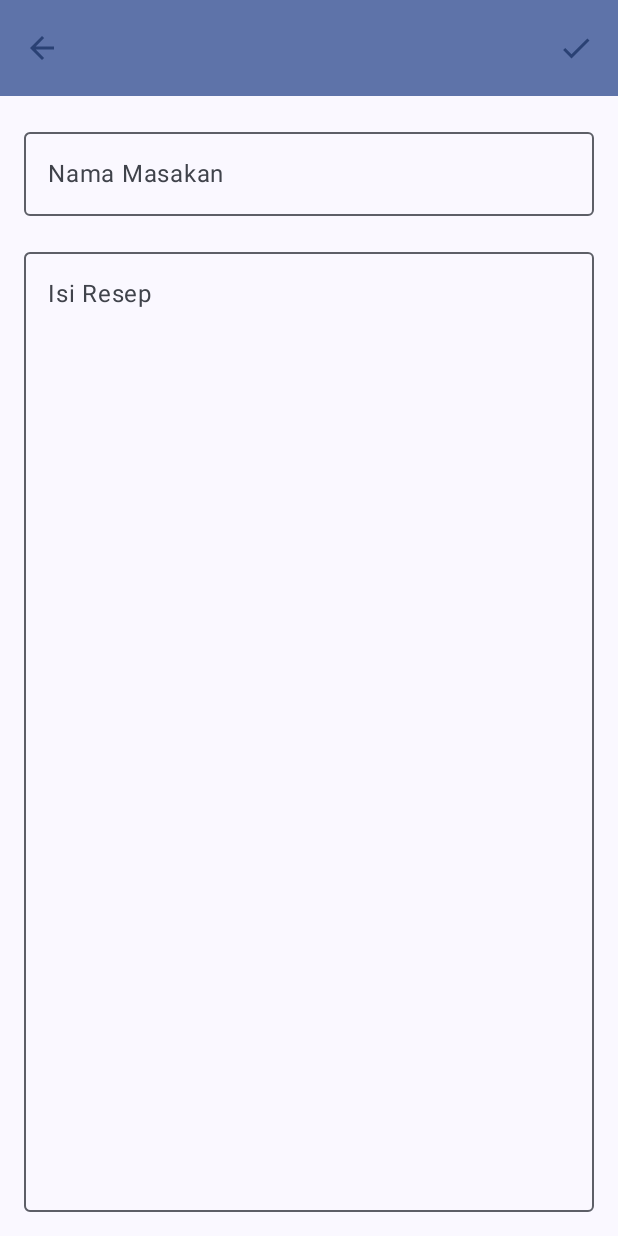
After one commit to Ghinayolanda/Assesment2Mobpro-607062330096-GhinaAniqah, an Android app built with Jetpack Compose: the DetailScreen screen opened through its navigation route, on a phone screen of 412 x 824 dp. The commit adds this screen. Run offline under Robolectric (Android 15) with nearby library versions, the phone set to English and light mode, and no system bars; our stand-ins replace Room's generated code.

Commit message:
Membuat dialog konfirmasi hapus

```diff
--- /dev/null
+++ b/app/src/main/java/com/ghina0096/assessment2_mobpro/database/ResepDao.kt
@@ -0,0 +1,28 @@
+package com.ghina0096.assessment2_mobpro.database
+
+
+import androidx.room.Dao
+import androidx.room.Insert
+import androidx.room.Query
+import androidx.room.Update
+import com.ghina0096.assessment2_mobpro.model.Resep
+import kotlinx.coroutines.flow.Flow
+
+@Dao
+interface ResepDao {
+
+    @Insert
+    suspend fun insert(resep: Resep)
+
+    @Update
+    suspend fun update(resep: Resep)
+
+    @Query("SELECT * FROM resep ORDER BY tanggal DESC")
+    fun getResep(): Flow<List<Resep>>
+
+    @Query("SELECT * FROM resep WHERE id = :id")
+    suspend fun getResepById(id: Long): Resep?
+
+    @Query("DELETE FROM resep WHERE id = :id")
+    suspend fun deleteById(id: Long)
+}
--- /dev/null
+++ b/app/src/main/java/com/ghina0096/assessment2_mobpro/database/ResepDb.kt
@@ -0,0 +1,35 @@
+package com.ghina0096.assessment2_mobpro.database
+
+import android.content.Context
+import androidx.room.Database
+import androidx.room.Room
+import androidx.room.RoomDatabase
+import com.ghina0096.assessment2_mobpro.model.Resep
+
+
+@Database(entities = [Resep::class], version = 1, exportSchema = false)
+abstract class ResepDb : RoomDatabase() {
+
+    abstract val dao: ResepDao
+
+    companion object {
+        @Volatile
+        private var INSTANCE: ResepDb? = null
+
+        fun getInstance(context: Context): ResepDb {
+            synchronized(this) {
+                var instance = INSTANCE
+
+                if (instance == null) {
+                    instance = Room.databaseBuilder(
+                        context.applicationContext,
+                        ResepDb::class.java,
+                        "resep.db"
+                    ).build()
+                    INSTANCE = instance
+                }
+                return instance
+            }
+        }
+    }
+}
--- /dev/null
+++ b/app/src/main/java/com/ghina0096/assessment2_mobpro/navigation/NavGraph.kt
@@ -0,0 +1,37 @@
+package com.ghina0096.assessment2_mobpro.navigation
+
+import com.ghina0096.assessment2_mobpro.ui.theme.screen.DetailScreen
+import com.ghina0096.assessment2_mobpro.ui.theme.screen.KEY_ID_RESEP
+import androidx.compose.runtime.Composable
+import androidx.navigation.NavHostController
+import androidx.navigation.NavType
+import androidx.navigation.compose.NavHost
+import androidx.navigation.compose.composable
+import androidx.navigation.compose.rememberNavController
+import androidx.navigation.navArgument
+import com.ghina0096.assessment2_mobpro.ui.theme.screen.MainScreen
+
+@Composable
+fun SetupNavGraph(navController: NavHostController = rememberNavController()) {
+    NavHost(
+        navController = navController,
+        startDestination = Screen.Home.route
+    ) {
+        composable(route = Screen.Home.route) {
+            MainScreen(navController)
+        }
+        composable(route = Screen.FormBaru.route ) {
+            DetailScreen(navController)
+        }
+        composable(
+            route = Screen.FormUbah.route,
+            arguments = listOf(
+                navArgument(KEY_ID_RESEP) { type = NavType.LongType }
+            )
+        ) { navBackStackEntry ->
+            val id = navBackStackEntry.arguments?.getLong(KEY_ID_RESEP)
+            DetailScreen(navController, id)
+
+        }
+    }
+}
--- /dev/null
+++ b/app/src/main/java/com/ghina0096/assessment2_mobpro/ui/theme/screen/DetailScreen.kt
@@ -0,0 +1,209 @@
+package com.ghina0096.assessment2_mobpro.ui.theme.screen
+
+
+import android.content.res.Configuration
+import android.widget.Toast
+import androidx.compose.foundation.layout.Arrangement
+import androidx.compose.foundation.layout.Column
+import androidx.compose.foundation.layout.fillMaxSize
+import androidx.compose.foundation.layout.fillMaxWidth
+import androidx.compose.foundation.layout.padding
+import androidx.compose.foundation.text.KeyboardOptions
+import androidx.compose.material.icons.Icons
+import androidx.compose.material.icons.filled.ArrowBack
+import androidx.compose.material.icons.filled.MoreVert
+import androidx.compose.material.icons.outlined.Check
+import androidx.compose.material3.DropdownMenu
+import androidx.compose.material3.DropdownMenuItem
+import androidx.compose.material3.ExperimentalMaterial3Api
+import androidx.compose.material3.Icon
+import androidx.compose.material3.IconButton
+import androidx.compose.material3.MaterialTheme
+import androidx.compose.material3.OutlinedTextField
+import androidx.compose.material3.Scaffold
+import androidx.compose.material3.Text
+import androidx.compose.material3.TopAppBar
+import androidx.compose.material3.TopAppBarDefaults
+import androidx.compose.runtime.Composable
+import androidx.compose.runtime.LaunchedEffect
+import androidx.compose.runtime.getValue
+import androidx.compose.runtime.mutableStateOf
+import androidx.compose.runtime.remember
+import androidx.compose.runtime.setValue
+import androidx.compose.ui.Modifier
+import androidx.compose.ui.platform.LocalContext
+import androidx.compose.ui.res.stringResource
+import androidx.compose.ui.text.input.ImeAction
+import androidx.compose.ui.text.input.KeyboardCapitalization
+import androidx.compose.ui.tooling.preview.Preview
+import androidx.compose.ui.unit.dp
+import androidx.lifecycle.viewmodel.compose.viewModel
+import androidx.navigation.NavHostController
+import androidx.navigation.compose.rememberNavController
+import com.ghina0096.assessment2_mobpro.R
+import com.ghina0096.assessment2_mobpro.ui.theme.Assessment2_mobproTheme
+import com.ghina0096.assessment2_mobpro.util.ViewModelFactory
+
+const val KEY_ID_RESEP = "idResep"
+
+@OptIn(ExperimentalMaterial3Api::class)
+@Composable
+fun DetailScreen(navController: NavHostController, id: Long? = null){
+    val context = LocalContext.current
+    val factory = ViewModelFactory(context)
+    val viewModel: DetailViewModel = viewModel(factory = factory)
+
+
+
+    var namaMasakan by remember { mutableStateOf("") }
+    var isiResep by remember { mutableStateOf("") }
+    var showDialog by remember { mutableStateOf(false) }
+
+    LaunchedEffect(Unit) {
+        if (id == null) return@LaunchedEffect
+        val data = viewModel.getResep(id) ?: return@LaunchedEffect
+        namaMasakan = data.namaMasakan
+        isiResep = data.resep
+    }
+
+
+    Scaffold (
+        topBar = {
+            TopAppBar(
+                navigationIcon = {
+                    IconButton(onClick = {navController.popBackStack() }) {
+                        Icon(
+                            imageVector = Icons.Filled.ArrowBack,
+                            contentDescription = stringResource(R.string.kembali),
+                            tint = MaterialTheme.colorScheme.primary
+                        )
+                    }
+                },
+                title = {
+                    if (id == null)
+                        stringResource(id = R.string.tambah_resep)
+                    else
+                        stringResource(id = R.string.edit_resep)
+
+                },
+                colors = TopAppBarDefaults.mediumTopAppBarColors(
+                    containerColor = MaterialTheme.colorScheme.primaryContainer,
+                    titleContentColor = MaterialTheme.colorScheme.primary,
+                ),
+                actions = {
+                    IconButton(onClick = {
+                        if (namaMasakan == "" || isiResep == "") {
+                            Toast.makeText(context, R.string.invalid, Toast.LENGTH_LONG).show()
+                            return@IconButton
+                        }
+                        if (id == null) {
+                            viewModel.insert(namaMasakan, isiResep)
+                        } else {
+                            viewModel.update(id, namaMasakan, isiResep)
+                        }
+                        navController.popBackStack()
+                    }) {
+                        Icon(
+                            imageVector = Icons.Outlined.Check,
+                            contentDescription = stringResource(R.string.simpan),
+                            tint = MaterialTheme.colorScheme.primary
+                        )
+                    }
+                    if (id != null) {
+                        DeleteAction {
+                            showDialog = true
+                        }
+                    }
+                }
+            )
+        }
+    ) {
+            padding ->
+        FormResep(
+            title = namaMasakan,
+            onTitleChange = { namaMasakan = it },
+            desc = isiResep,
+            onDescChange = { isiResep = it },
+            modifier = Modifier.padding(padding)
+        )
+        if (id != null && showDialog) {
+            DisplayAlertDialog(
+                onDismissRequest = { showDialog = false }
+            ) {
+                showDialog = false
+                viewModel.delete(id)
+                navController.popBackStack()
+            }
+        }
+    }
+}
+
+@Composable
+fun DeleteAction(delete: () -> Unit) {
+    var expanded by remember { mutableStateOf(false) }
+    IconButton(onClick = {expanded = true}) {
+        Icon(
+            imageVector = Icons.Filled.MoreVert,
+            contentDescription = stringResource(R.string.lainnya),
+            tint = MaterialTheme.colorScheme.primary
+        )
+        DropdownMenu(
+            expanded = expanded,
+            onDismissRequest = {expanded = false}
+        ) {
+            DropdownMenuItem(
+                text = {
+                    Text(text = stringResource(id = R.string.hapus))
+                },
+                onClick = {
+                    expanded = false
+                    delete()
+                }
+            )
+        }
+    }
+}
+
+@Preview(showBackground = true)
+@Preview(uiMode = Configuration.UI_MODE_NIGHT_YES, showBackground = true)
+@Composable
+fun DetailScreenPreview() {
+    Assessment2_mobproTheme {
+        DetailScreen(rememberNavController())
+    }
+}
+
+@Composable
+fun FormResep(
+    title: String, onTitleChange: (String) -> Unit,
+    desc: String, onDescChange: (String) -> Unit,
+    modifier: Modifier
+) {
+    Column(
+        modifier = modifier.fillMaxSize().padding(16.dp),
+        verticalArrangement = Arrangement.spacedBy(16.dp)
+    ) {
+        OutlinedTextField(
+            value = title,
+            onValueChange = {onTitleChange(it)},
+            label = {Text(text = stringResource(R.string.judul))},
+            singleLine = true,
+            keyboardOptions = KeyboardOptions(
+                capitalization = KeyboardCapitalization.Words,
+                imeAction = ImeAction.Next
+            ),
+            modifier = Modifier.fillMaxWidth()
+
+        )
+
+        OutlinedTextField(
+            value = desc,
+            onValueChange = {onDescChange(it)},
+            label = {Text(text = stringResource(R.string.isi_resep))},
+            keyboardOptions = KeyboardOptions(
+                capitalization = KeyboardCapitalization.Sentences
+            ),
+            modifier = Modifier.fillMaxSize()
+        )
+    }
+}
--- /dev/null
+++ b/app/src/main/java/com/ghina0096/assessment2_mobpro/ui/theme/screen/MainScreen.kt
@@ -0,0 +1,137 @@
+package com.ghina0096.assessment2_mobpro.ui.theme.screen
+
+import android.content.res.Configuration
+import androidx.compose.foundation.clickable
+import androidx.compose.foundation.layout.Arrangement
+import androidx.compose.foundation.layout.Column
+import androidx.compose.foundation.layout.PaddingValues
+import androidx.compose.foundation.layout.fillMaxSize
+import androidx.compose.foundation.layout.fillMaxWidth
+import androidx.compose.foundation.layout.padding
+import androidx.compose.foundation.lazy.LazyColumn
+import androidx.compose.foundation.lazy.items
+import androidx.compose.material.icons.Icons
+import androidx.compose.material.icons.filled.Add
+import androidx.compose.material3.ExperimentalMaterial3Api
+import androidx.compose.material3.FloatingActionButton
+import androidx.compose.material3.HorizontalDivider
+import androidx.compose.material3.Icon
+import androidx.compose.material3.MaterialTheme
+import androidx.compose.material3.Scaffold
+import androidx.compose.material3.Text
+import androidx.compose.material3.TopAppBar
+import androidx.compose.material3.TopAppBarDefaults
+import androidx.compose.runtime.Composable
+import androidx.compose.runtime.collectAsState
+import androidx.compose.runtime.getValue
+import androidx.compose.ui.Alignment
+import androidx.compose.ui.Modifier
+import androidx.compose.ui.platform.LocalContext
+import androidx.compose.ui.res.stringResource
+import androidx.compose.ui.text.font.FontWeight
+import androidx.compose.ui.text.style.TextOverflow
+import androidx.compose.ui.tooling.preview.Preview
+import androidx.compose.ui.unit.dp
+import androidx.lifecycle.viewmodel.compose.viewModel
+import androidx.navigation.NavHostController
+import androidx.navigation.compose.rememberNavController
+import com.ghina0096.assessment2_mobpro.R
+import com.ghina0096.assessment2_mobpro.model.Resep
+import com.ghina0096.assessment2_mobpro.navigation.Screen
+import com.ghina0096.assessment2_mobpro.ui.theme.Assessment2_mobproTheme
+import com.ghina0096.assessment2_mobpro.util.ViewModelFactory
+
+
+@OptIn(ExperimentalMaterial3Api::class)
+@Composable
+fun MainScreen(navController: NavHostController){
+    Scaffold(
+        topBar = {
+            TopAppBar(
+                title={
+                    Text(text = stringResource(id = R.string.app_name))
+                },
+                colors= TopAppBarDefaults.mediumTopAppBarColors(
+                    containerColor = MaterialTheme.colorScheme.primaryContainer,
+                    titleContentColor = MaterialTheme.colorScheme.primary,
+                )
+            )
+        },
+        floatingActionButton = {
+            FloatingActionButton (
+                onClick = {
+                    navController.navigate(Screen.FormBaru.route)
+                }
+            ) {
+                Icon(
+                    imageVector = Icons.Filled.Add,
+                    contentDescription = stringResource(R.string.tambah_resep),
+                    tint = MaterialTheme.colorScheme.primary
+                )
+            }
+        }
+    ){ innerPadding ->
+        ScreenContent(Modifier.padding(innerPadding), navController)
+    }
+}
+
+@Composable
+fun ScreenContent(modifier: Modifier=Modifier, navController: NavHostController) {
+    val context = LocalContext.current
+    val factory = ViewModelFactory(context)
+    val viewModel: MainViewModel = viewModel(factory = factory)
+    val data by viewModel.data.collectAsState()
+
+    if (data.isEmpty()){
+        Column (
+            modifier = modifier.fillMaxSize().padding(16.dp),
+            verticalArrangement = Arrangement.Center,
+            horizontalAlignment = Alignment.CenterHorizontally
+        ){
+            Text(text = stringResource(id= R.string.list_kosong))
+        }
+    }
+    else{
+        LazyColumn (
+            modifier = modifier.fillMaxSize(),
+            contentPadding = PaddingValues(bottom = 84.dp)
+        ){
+            items(data) {
+                ListItem(resep = it) {
+                    navController.navigate(Screen.FormUbah.withId(it.id))
+                }
+                HorizontalDivider()
+            }
+        }
+    }
+}
+
+@Composable
+fun ListItem(resep: Resep, onClick:()-> Unit){
+    Column(
+        modifier = Modifier.fillMaxWidth().clickable { onClick()  }.padding(16.dp),
+        verticalArrangement = Arrangement.spacedBy(8.dp)
+    ) {
+        Text(text = resep.namaMasakan,
+            maxLines = 1,
+            overflow = TextOverflow.Ellipsis,
+            fontWeight = FontWeight.Bold
+        )
+        Text(text = resep.resep,
+            maxLines = 2,
+            overflow = TextOverflow.Ellipsis
+        )
+        Text(text = resep.tanggal)
+    }
+}
+
+
+
+@Preview(showBackground = true)
+@Preview(uiMode = Configuration.UI_MODE_NIGHT_YES, showBackground = true)
+@Composable
+fun MainScreenPreview() {
+    Assessment2_mobproTheme {
+        MainScreen(rememberNavController())
+    }
+}
--- /dev/null
+++ b/app/src/main/java/com/ghina0096/assessment2_mobpro/ui/theme/screen/MainViewModel.kt
@@ -0,0 +1,18 @@
+package com.ghina0096.assessment2_mobpro.ui.theme.screen
+
+
+import androidx.lifecycle.ViewModel
+import androidx.lifecycle.viewModelScope
+import com.ghina0096.assessment2_mobpro.database.ResepDao
+import com.ghina0096.assessment2_mobpro.model.Resep
+import kotlinx.coroutines.flow.SharingStarted
+import kotlinx.coroutines.flow.StateFlow
+import kotlinx.coroutines.flow.stateIn
+
+class MainViewModel(dao: ResepDao) : ViewModel() {
+    val data: StateFlow<List<Resep>> = dao.getResep().stateIn(
+        scope = viewModelScope,
+        started = SharingStarted.WhileSubscribed(),
+        initialValue = emptyList()
+    )
+}
--- /dev/null
+++ b/app/src/main/java/com/ghina0096/assessment2_mobpro/util/ViewModelFactory.kt
@@ -0,0 +1,22 @@
+package com.ghina0096.assessment2_mobpro.util
+
+import android.content.Context
+import androidx.lifecycle.ViewModel
+import androidx.lifecycle.ViewModelProvider
+import com.ghina0096.assessment2_mobpro.database.ResepDb
+import com.ghina0096.assessment2_mobpro.ui.theme.screen.DetailViewModel
+import com.ghina0096.assessment2_mobpro.ui.theme.screen.MainViewModel
+
+
+class ViewModelFactory(private val context: Context) : ViewModelProvider.Factory {
+    @Suppress("unchecked_cast")
+    override fun <T : ViewModel> create(modelClass: Class<T>): T {
+        val  dao = ResepDb.getInstance(context).dao
+        if (modelClass.isAssignableFrom(MainViewModel::class.java)) {
+            return MainViewModel(dao) as T
+        } else if (modelClass.isAssignableFrom(DetailViewModel::class.java)) {
+            return DetailViewModel(dao) as T
+        }
+        throw IllegalArgumentException("Unknown ViewModel class")
+    }
+}
--- a/app/src/main/res/values/strings.xml
+++ b/app/src/main/res/values/strings.xml
@@ -1,3 +1,17 @@
 <resources>
-    <string name="app_name">assessment2_mobpro</string>
+        <string name="app_name">Cook Mate</string>
+        <string name="list_kosong">Belum ada data</string>
+        <string name="x_diklik">%1$s diklik!</string>
+        <string name="tambah_resep">Tambah resep makanan</string>
+        <string name="judul">Nama Masakan</string>
+        <string name="isi_resep">Isi Resep</string>
+        <string name="kembali">Kembali</string>
+        <string name="simpan">Simpan</string>
+        <string name="edit_resep">Ubah resep</string>
+        <string name="invalid">Nama masakan dan resep tidak boleh kosong.</string>
+        <string name="lainnya">Opsi lainnya</string>
+        <string name="hapus">Hapus resep masakan</string>
+        <string name="pesan_hapus">Hapus resep masakan ini?</string>
+        <string name="tombol_hapus">Hapus</string>
+        <string name="tombol_batal">Batal</string>
 </resources>
```
Also changed, not shown: app/src/main/java/com/ghina0096/assessment2_mobpro/MainActivity.kt (+33 -11 lines), app/src/main/java/com/ghina0096/assessment2_mobpro/model/Resep.kt (added, +15 -0 lines), app/src/main/java/com/ghina0096/assessment2_mobpro/navigation/Screen.kt (added, +11 -0 lines), app/src/main/java/com/ghina0096/assessment2_mobpro/ui/theme/screen/DetailViewModel.kt (added, +51 -0 lines), app/src/main/java/com/ghina0096/assessment2_mobpro/ui/theme/screen/DisplayAlertDialog.kt (added, +46 -0 lines).
